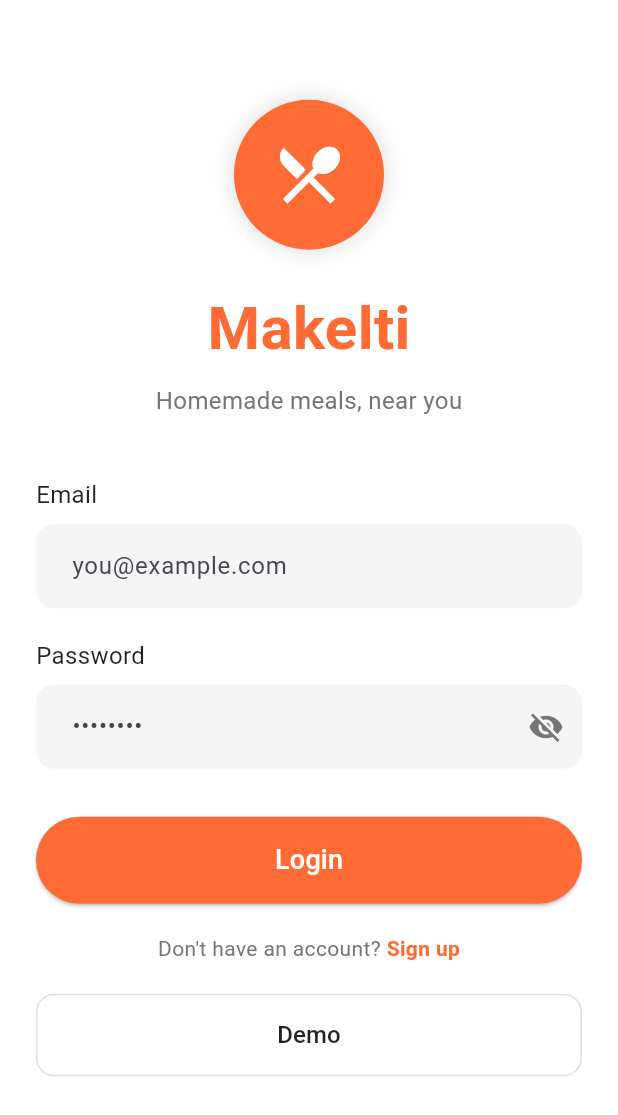
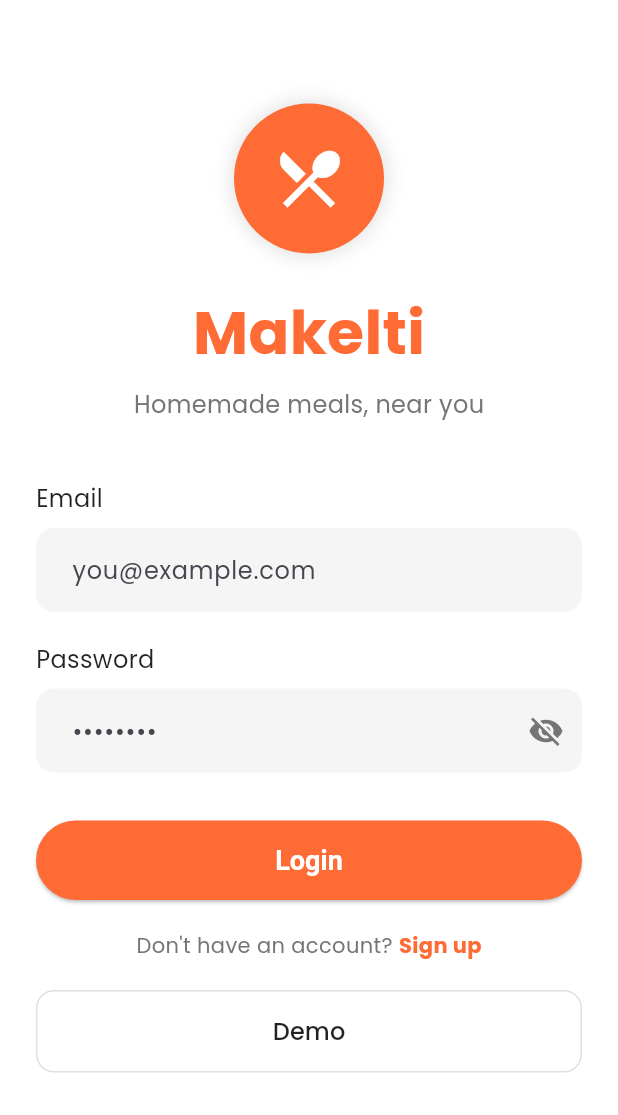
Before and after one commit to scofild18/Makelti_project, a Flutter app: the screen it shows after launch, on a phone screen of 412 x 824 dp. Shown: the top 1115 px of the screen. Run offline on Flutter 3.47's test engine with Material 3 defaults, Android fonts, the phone set to English and light mode, and no system bars; our stand-ins replace flutter_bloc, flutter_dotenv, go_router, google_fonts, sqflite, supabase_flutter; accounts and stored records are empty.

Commit message:
fix: appTheme lightMode issues

```diff
--- a/frontend_2/lib/main.dart
+++ b/frontend_2/lib/main.dart
@@ -11,6 +11,7 @@ import 'package:Makelti/services/auth_service.dart';
 import 'package:flutter/material.dart';
 import 'package:flutter_bloc/flutter_bloc.dart';
 import 'package:Makelti/routing/app_router_congif.dart';
+import 'utils/application_theme.dart';
 import 'package:supabase_flutter/supabase_flutter.dart';
 import 'package:flutter_dotenv/flutter_dotenv.dart';
 
@@ -51,6 +52,7 @@ class MyApp extends StatelessWidget {
     return MaterialApp.router(
       debugShowCheckedModeBanner: false,
       title: 'Makelti',
+      theme: AppTheme.light,
       routerConfig: router,
     );
   }
--- a/frontend_2/lib/screens/cook_home.dart
+++ b/frontend_2/lib/screens/cook_home.dart
@@ -86,6 +86,7 @@ final List<Map<String, dynamic>> recentPosts = [
   @override
   Widget build(BuildContext context) {
     return Scaffold(
+
 body: SafeArea(
   child: SingleChildScrollView(
     child: Padding(
```
